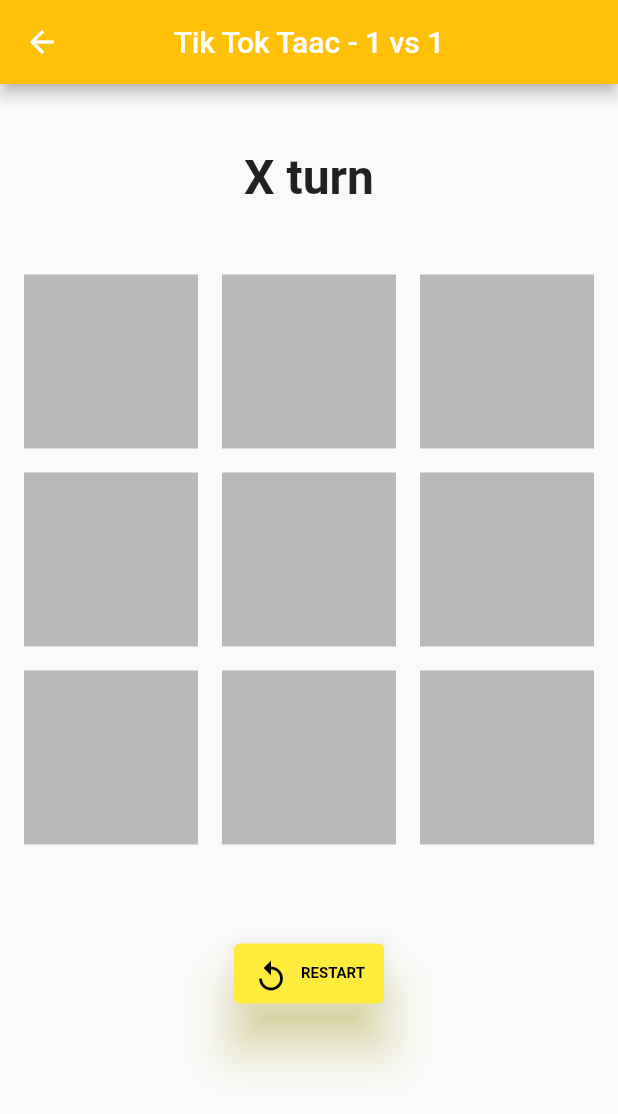
After one commit to MattiaRavagnin/consegne_tpsit_2223, a Flutter app: the screen it shows after launch, after a tap on "1 vs IA Easy", on a phone screen of 412 x 824 dp. The commit adds this screen. Shown: the top 1114 px of the screen. Run offline on Flutter 3.47's test engine with Material 2 defaults, Android fonts, the phone set to English and light mode, and no system bars; drawn by our look-alikes of animated_background.

Commit message:
finish random / ia

```diff
--- a/tik_tok_taac_flutter/lib/pages/Home.dart
+++ b/tik_tok_taac_flutter/lib/pages/Home.dart
@@ -2,6 +2,7 @@ import 'package:flutter/material.dart';
 
 import 'package:animated_background/animated_background.dart';
 import 'package:tik_tok_taac_flutter/pages/game/game_page.dart';
+import 'package:tik_tok_taac_flutter/pages/game/game_page_random.dart';
 
 class HomePage extends StatefulWidget {
   const HomePage({Key? key}) : super(key: key);
@@ -48,11 +49,31 @@ class _HomePageState extends State<HomePage> with TickerProviderStateMixin {
                   height: 30,
                 ),
                 ElevatedButton(
-                  child: Text('1 vs IA'),
+                  child: Text('1 vs IA Easy'),
                   onPressed: () {
-                    //Navigator.of(context).push(
-                    //  MaterialPageRoute(builder: (context) => ),
-                    //); //inserire classe con la "IA"
+                    Navigator.of(context).push(
+                      MaterialPageRoute(builder: (context) => GamePageRandom()),
+                    ); //inserire classe con la "IA"
+                  },
+                  style: ElevatedButton.styleFrom(
+                      padding: EdgeInsets.all(20.0),
+                      fixedSize: Size(300, 80),
+                      textStyle:
+                          TextStyle(fontSize: 25, fontWeight: FontWeight.bold),
+                      primary: Colors.yellow,
+                      onPrimary: Colors.black,
+                      elevation: 15,
+                      shadowColor: Colors.yellow),
+                ),
+                SizedBox(
+                  height: 30,
+                ),
+                ElevatedButton(
+                  child: Text('1 vs IA Impossible'),
+                  onPressed: () {
+                    Navigator.of(context).push(
+                      MaterialPageRoute(builder: (context) => GamePageRandom()),
+                    ); //inserire classe con la "IA"
                   },
                   style: ElevatedButton.styleFrom(
                       padding: EdgeInsets.all(20.0),
--- /dev/null
+++ b/tik_tok_taac_flutter/lib/pages/game/game_page_random.dart
@@ -0,0 +1,269 @@
+import 'dart:async';
+
+import 'package:flutter/src/foundation/key.dart';
+import 'package:flutter/src/widgets/container.dart';
+import 'package:flutter/src/widgets/framework.dart';
+
+import 'dart:ui';
+import 'dart:math';
+
+import 'package:animated_background/animated_background.dart';
+
+import 'package:flutter/material.dart';
+import 'package:tik_tok_taac_flutter/confUI.dart';
+
+class GamePageRandom extends StatefulWidget {
+  @override
+  State<GamePageRandom> createState() => _GamePageRandomState();
+}
+
+class _GamePageRandomState extends State<GamePageRandom>
+    with TickerProviderStateMixin {
+  static const String PLAYER_X = "X";
+  static const String PLAYER_Y = "O";
+
+  late String currentPlayer;
+  late String result;
+  late bool gameEnd;
+  late List<String> occupied;
+
+  Random random = new Random();
+
+  @override
+  void initState() {
+    initializeGame();
+    super.initState();
+  }
+
+  void initializeGame() {
+    result = '';
+    currentPlayer = PLAYER_X;
+    gameEnd = false;
+    occupied = ["", "", "", "", "", "", "", "", ""];
+  }
+
+  @override
+  Widget build(BuildContext context) {
+    return Scaffold(
+        appBar: AppBar(
+          title: Text('Tik Tok Taac - 1 vs 1'),
+          centerTitle: true,
+          backgroundColor: Colors.amber,
+        ),
+        body: AnimatedBackground(
+          behaviour: RacingLinesBehaviour(),
+          vsync: this,
+          child: Center(
+            child: Column(
+              mainAxisAlignment: MainAxisAlignment.center,
+              children: [
+                headerText(currentPlayer),
+                gameContainer(),
+                SizedBox(
+                  height: 30,
+                ),
+                restartButton(),
+                gameOverText()
+              ],
+            ),
+          ),
+        ));
+  }
+
+  //texts turn
+  Widget headerText(String currentPlayer) {
+    return Column(
+      children: [
+        Text(
+          "$currentPlayer turn",
+          style: const TextStyle(
+            color: Colors.black87,
+            fontSize: 32,
+            fontWeight: FontWeight.bold,
+          ),
+        ),
+        SizedBox(
+          height: 30,
+        ),
+      ],
+    );
+  }
+
+  // grid builder
+  Widget gameContainer() {
+    return Container(
+      decoration: BoxDecoration(
+        borderRadius: BorderRadius.circular(10.0),
+      ),
+      height: MediaQuery.of(context).size.height / 2,
+      width: MediaQuery.of(context).size.height / 2,
+      margin: const EdgeInsets.all(8),
+      child: GridView.builder(
+          gridDelegate: const SliverGridDelegateWithFixedCrossAxisCount(
+              crossAxisCount: 3),
+          itemCount: 9,
+          itemBuilder: (context, int index) {
+            return box(index);
+          }),
+    );
+  }
+
+  //box actions
+  Widget box(int index) {
+    return InkWell(
+      onTap: () {
+        if (gameEnd || occupied[index].isNotEmpty) {
+          return;
+        }
+
+        setState(() {
+          occupied[index] = currentPlayer;
+
+          checkForWinner();
+          checkForDraw();
+          changeTurn();
+
+          if (gameEnd) {
+            return;
+          }
+
+          Timer(const Duration(seconds: 4), () {}); // SISTEMARE
+
+          if (currentPlayer == PLAYER_Y) {
+            chooseRandom();
+            changeTurn();
+            checkForWinner();
+            checkForDraw();
+            return;
+          }
+        });
+      },
+      child: Container(
+        color: occupied[index].isEmpty
+            ? Colors.black26
+            : occupied[index] == PLAYER_X
+                ? Color.fromARGB(0, 105, 201, 208)
+                : ConfColor.redCrayola,
+        margin: const EdgeInsets.all(8),
+        child: Center(
+          child: Text(
+            occupied[index],
+            style: const TextStyle(fontSize: 50),
+          ),
+        ),
+      ),
+    );
+  }
+
+  //restart
+  restartButton() {
+    return ElevatedButton.icon(
+      onPressed: () {
+        setState(() {
+          //reset
+          setState(() {
+            initializeGame();
+          });
+        });
+      },
+      icon: Icon(Icons.replay),
+      label: Text('RESTART'),
+      style: ElevatedButton.styleFrom(
+          padding: EdgeInsets.all(10.0),
+          fixedSize: Size(100, 40),
+          textStyle: TextStyle(fontSize: 10, fontWeight: FontWeight.bold),
+          primary: Colors.yellow,
+          onPrimary: Colors.black,
+          elevation: 15,
+          shadowColor: Colors.yellow),
+    );
+  }
+
+  changeTurn() {
+    if (currentPlayer == PLAYER_X) {
+      currentPlayer = PLAYER_Y;
+    } else {
+      currentPlayer = PLAYER_X;
+    }
+  }
+
+  //win conditions
+  checkForWinner() {
+    List<List<int>> winningList = [
+      [0, 1, 2],
+      [3, 4, 5],
+      [6, 7, 8],
+      [0, 3, 6],
+      [1, 4, 7],
+      [2, 5, 8],
+      [0, 4, 8],
+      [2, 4, 6],
+    ];
+
+    for (var winningPos in winningList) {
+      String playerPosition0 = occupied[winningPos[0]];
+      String playerPosition1 = occupied[winningPos[1]];
+      String playerPosition2 = occupied[winningPos[2]];
+
+      if (playerPosition0.isNotEmpty) {
+        if (playerPosition0 == playerPosition1 &&
+            playerPosition0 == playerPosition2) {
+          result = '$currentPlayer win';
+          gameEnd = true;
+          return;
+        }
+      }
+    }
+  }
+
+  //draw condition
+  checkForDraw() {
+    if (gameEnd) {
+      return;
+    }
+    bool draw = true;
+    for (var occupiedPlayer in occupied) {
+      if (occupiedPlayer.isEmpty) {
+        draw = false;
+      }
+    }
+
+    if (draw) {
+      result = 'Draw';
+      gameEnd = true;
+    }
+  }
+
+  Widget gameOverText() {
+    return Column(
+      children: [
+        SizedBox(
+          height: 40,
+        ),
+        Text(
+          result,
+          style: const TextStyle(
+            color: Colors.black87,
+            fontSize: 32,
+            fontWeight: FontWeight.bold,
+          ),
+        ),
+        SizedBox(
+          height: 30,
+        ),
+      ],
+    );
+  }
+
+  void chooseRandom() {
+    int nRandom = random.nextInt(8) + 0;
+
+    if (occupied[nRandom] != '') {
+      while (occupied[nRandom] != '') {
+        nRandom = random.nextInt(8) + 0;
+      }
+    }
+
+    occupied[nRandom] = PLAYER_Y;
+  }
+}
```
Also changed, not shown: tik_tok_taac_flutter/lib/pages/game/game_page_IA.dart (added, +268 -0 lines).
